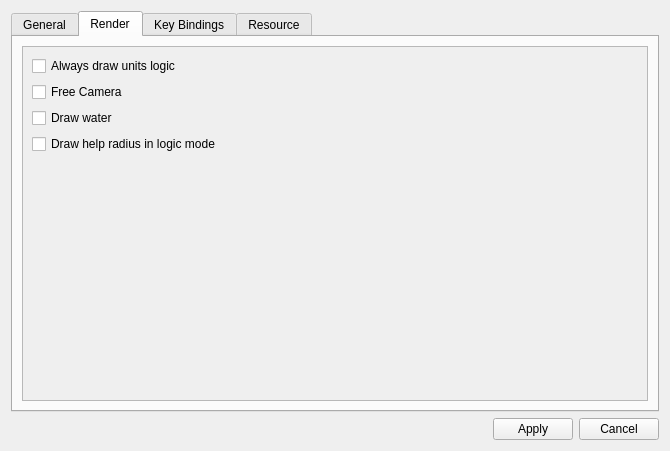
Qt form settings.ui (Samolleg/ataman-mp) before a commit.
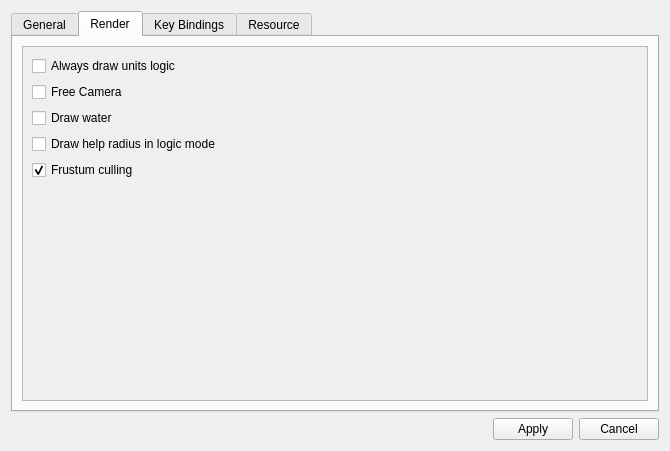
The same form after that commit. The open tabs and pages were chosen to show the change.

Commit message: Add cached frustum culling and semantic provenance alignment

What changed in the file:
```diff
--- a/settings.ui
+++ b/settings.ui
@@ -354,6 +354,19 @@
              </property>
             </widget>
            </item>
+           <item>
+            <widget class="QCheckBox" name="frustumCulling">
+             <property name="toolTip">
+              <string>Skips submitting objects whose cached bounds are completely outside the viewport. Selected objects and logic editing remain conservative.</string>
+             </property>
+             <property name="text">
+              <string>Frustum culling</string>
+             </property>
+             <property name="checked">
+              <bool>true</bool>
+             </property>
+            </widget>
+           </item>
            <item>
             <spacer name="verticalSpacer">
              <property name="orientation">
```
The commit also changes 13 other files.
